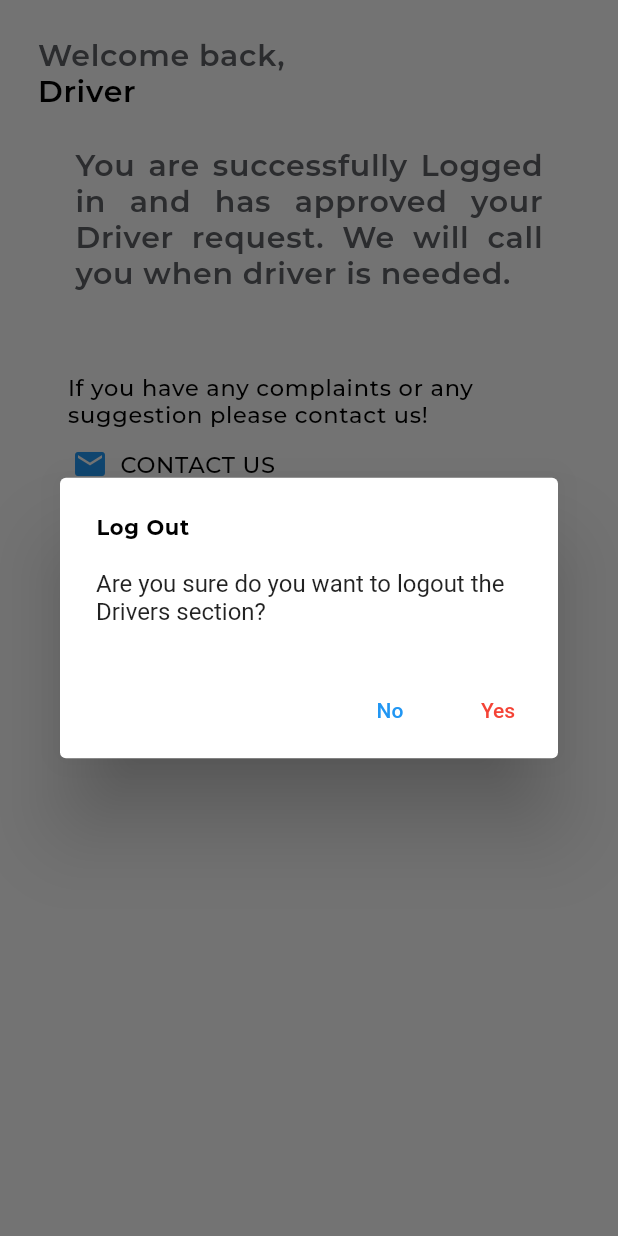
After one commit to Fadilurehman/turbo_rent, a Flutter app: the DriverScreen screen opened directly, after a tap on "Log Out", on a phone screen of 412 x 824 dp. The commit adds this screen. Run offline on Flutter 3.47's test engine with Material 2 defaults, Android fonts, the light colour scheme and no system bars; our stand-ins replace animated_splash_screen, card_swiper, email_validator, google_fonts, image_picker, lottie and 5 more; missing offline and left inert: cloudinary; accounts and stored records are empty; network calls fail.

Commit message:
fifth commit

```diff
--- a/lib/components/drawer/bookings/bookings_card.dart
+++ b/lib/components/drawer/bookings/bookings_card.dart
@@ -117,7 +117,7 @@ class BookingCard extends StatelessWidget {
                               children: [
                                 const SpaceWH(width: 30),
                                 Text(
-                                  "      TO :  ",
+                                  "TO       :  ",
                                   style: textstyle(14, FontWeight.w400, kBlack),
                                 ),
                                 Text(
--- a/lib/components/drawer/bookings/user_booking_details.dart
+++ b/lib/components/drawer/bookings/user_booking_details.dart
@@ -25,9 +25,9 @@ class UserBookingDetails extends StatelessWidget {
     String dropOffMonth = DateFormat.MMM().format(dropOff);
     String dropOFfTime = DateFormat('h:mm a').format(dropOff);
     return Scaffold(
-      backgroundColor: const Color.fromARGB(255, 0, 49, 92),
+      backgroundColor: maincolor,
       appBar: AppBar(
-        backgroundColor: const Color.fromARGB(255, 0, 49, 92),
+        backgroundColor: maincolor,
         elevation: 0,
         title: Text(
           "Booking Details",
@@ -201,6 +201,7 @@ class UserBookingDetails extends StatelessWidget {
                           style: hintStyle,
                         ),
                         const SpaceWH(width: 20),
+                        const Text("₹"),
                         Text(
                           provider.bookingList[index].totalAmount ?? "00",
                           style: textstyle(15, FontWeight.w600, kBlack),
--- a/lib/components/driver/signup_form.dart
+++ b/lib/components/driver/signup_form.dart
@@ -68,7 +68,7 @@ class DriverSignUPForm extends StatelessWidget {
                   child: const Text("LOADING..."),
                 )
               : CommonButton(
-                  color: maincolor,
+                  color: blueButton,
                   onTap: () async {
                     if (driverFormK.currentState!.validate()) {
                       if (provider.driverImage == null) {
--- a/lib/main.dart
+++ b/lib/main.dart
@@ -10,6 +10,7 @@ import 'package:turbo_rent/view_model/signup_view_model.dart';
 import 'view_model/all_cars_view_model.dart';
 
 void main() {
+  WidgetsFlutterBinding.ensureInitialized();
   runApp(const MyApp());
 }
 
--- /dev/null
+++ b/lib/view/driver_screen.dart
@@ -0,0 +1,140 @@
+import 'package:flutter/material.dart';
+import 'package:provider/provider.dart';
+import 'package:shared_preferences/shared_preferences.dart';
+import 'package:turbo_rent/components/common/common_button.dart';
+import 'package:turbo_rent/utils/colors.dart';
+import 'package:turbo_rent/utils/space_wh.dart';
+import 'package:turbo_rent/utils/textstyle.dart';
+import 'package:turbo_rent/view/home_screen.dart';
+import 'package:turbo_rent/view_model/driver_view_model.dart';
+import 'package:url_launcher/url_launcher.dart';
+
+class DriverScreen extends StatelessWidget {
+  const DriverScreen({super.key});
+
+  @override
+  Widget build(BuildContext context) {
+    final provider = context.watch<DriverViewModel>();
+    return Scaffold(
+      body: SafeArea(
+        child: Padding(
+          padding: const EdgeInsets.all(25),
+          child: SingleChildScrollView(
+            child: Column(
+              crossAxisAlignment: CrossAxisAlignment.start,
+              children: [
+                Text(
+                  "Welcome back,",
+                  style: textstyle(
+                    20,
+                    FontWeight.w600,
+                    grayText,
+                  ),
+                ),
+                Text(
+                  provider.driverName == null
+                      ? "Driver "
+                      : provider.driverName!,
+                  style: textstyle(
+                    20,
+                    FontWeight.w600,
+                    kBlack,
+                  ),
+                ),
+                Padding(
+                  padding: const EdgeInsets.all(25),
+                  child: Text(
+                    "You are successfully Logged in and has approved your Driver request. We will call you when driver is needed.",
+                    textAlign: TextAlign.justify,
+                    style: textstyle(20, FontWeight.w600, grayText),
+                  ),
+                ),
+                const SpaceWH(height: 30),
+                Padding(
+                  padding: const EdgeInsets.symmetric(horizontal: 20),
+                  child: Text(
+                    "If you have any complaints or any suggestion please contact us!",
+                    style: textstyle(15, FontWeight.w500, kBlack),
+                  ),
+                ),
+                Padding(
+                  padding:
+                      const EdgeInsets.symmetric(horizontal: 15, vertical: 0),
+                  child: TextButton.icon(
+                    onPressed: () async {
+                      const url =
+                          'mailto:rehmanfadilu@gmail.com?subject=FeedBack &body=Hi,Rent a Ride';
+                      Uri uri = Uri.parse(url);
+                      await launchUrl(uri);
+                    },
+                    icon: const Icon(Icons.email),
+                    label: Text(
+                      "CONTACT US",
+                      style: textstyle(
+                        15,
+                        FontWeight.w500,
+                        kBlack,
+                      ),
+                    ),
+                  ),
+                ),
+                const SpaceWH(height: 40),
+                Center(
+                  child: CommonButton(
+                    onTap: () {
+                      showDialog(
+                        context: context,
+                        builder: (context) {
+                          return AlertDialog(
+                            backgroundColor: kwhite,
+                            title: Text(
+                              "Log Out",
+                              style: textstyle(14, FontWeight.bold, kBlack),
+                            ),
+                            content: const Text(
+                                "Are you sure do you want to logout the Drivers section?"),
+                            actions: [
+                              TextButton(
+                                onPressed: () {
+                                  Navigator.pop(context);
+                                },
+                                child: const Text('No'),
+                              ),
+                              TextButton(
+                                onPressed: () async {
+                                  final SharedPreferences prefs =
+                                      await SharedPreferences.getInstance();
+                                  prefs.remove("DRIVER_NAME");
+                                  prefs.remove("DRIVER_EMAIL");
+                                  // ignore: use_build_context_synchronously
+                                  Navigator.pushAndRemoveUntil(context,
+                                      MaterialPageRoute(
+                                    builder: (context) {
+                                      return const HomeScreen();
+                                    },
+                                  ), (route) => false);
+                                },
+                                child: const Text(
+                                  'Yes',
+                                  style: TextStyle(
+                                    color: Colors.red,
+                                  ),
+                                ),
+                              )
+                            ],
+                          );
+                        },
+                      );
+                    },
+                    color: maincolor.withOpacity(0.8),
+                    child: const Text("Log Out"),
+                  ),
+                )
+              ],
+            ),
+          ),
+        ),
+      ),
+    );
+  }
+}
--- a/lib/view_model/driver_view_model.dart
+++ b/lib/view_model/driver_view_model.dart
@@ -10,7 +10,7 @@ import 'package:turbo_rent/res/api_services.dart';
 import 'package:turbo_rent/res/api_status.dart';
 import 'package:turbo_rent/utils/colors.dart';
 import 'package:turbo_rent/utils/urls.dart';
-import 'package:turbo_rent/view/driver_signup.dart';
+import 'package:turbo_rent/view/driver_screen.dart';
 import 'package:turbo_rent/view/home_screen.dart';
 import 'package:turbo_rent/view_model/login_view_model.dart';
 
@@ -239,7 +239,7 @@ class DriverViewModel with ChangeNotifier {
       clearController();
       navigator.pushAndRemoveUntil(MaterialPageRoute(
         builder: (context) {
-          return const DriverSignup();
+          return const DriverScreen();
         },
       ), (route) => false);
     }
```
